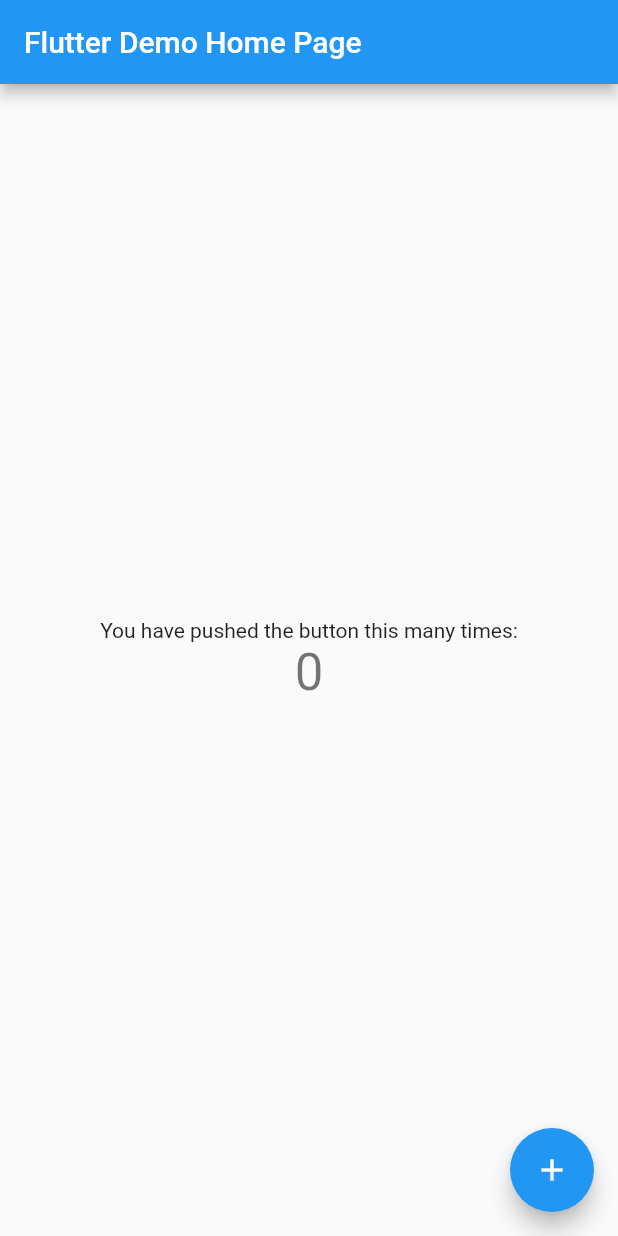
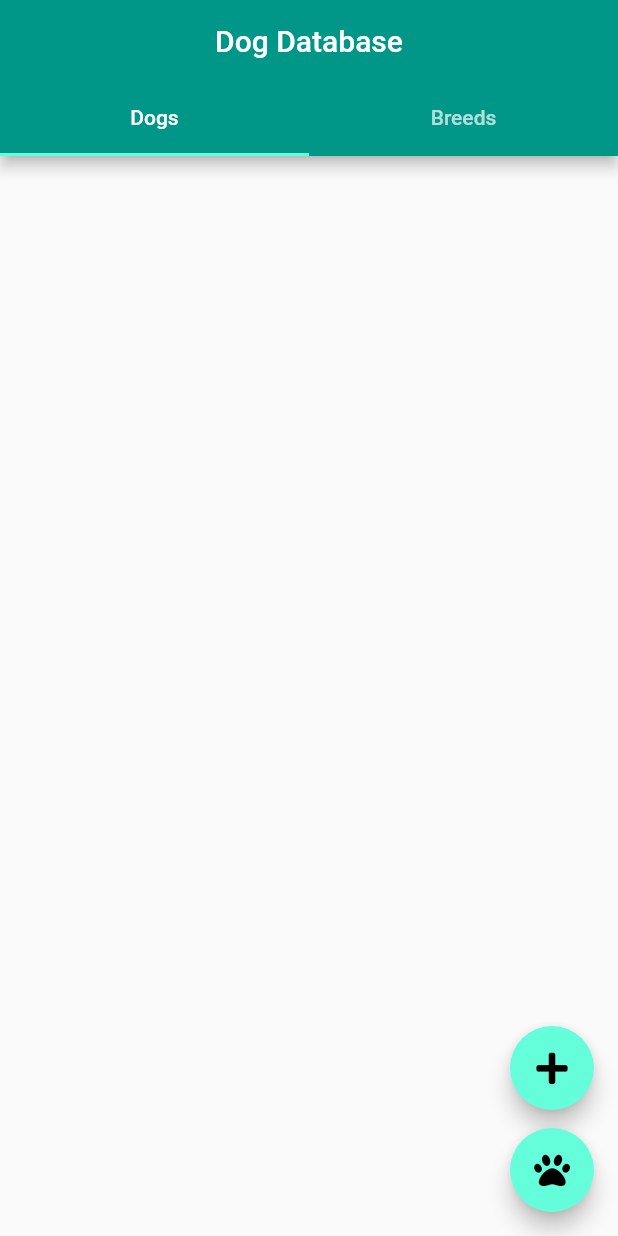
Before and after one commit to thecodexhub/flutter-sqflite-example, a Flutter app: the screen it shows after launch, on a phone screen of 412 x 824 dp. Run offline on Flutter 3.47's test engine with Material 2 defaults, Android fonts, the phone set to English and light mode, and no system bars; our stand-ins replace font_awesome_flutter.

Commit message:
Ready for Starter Project

```diff
--- /dev/null
+++ b/lib/common_widgets/dog_builder.dart
@@ -0,0 +1,127 @@
+import 'package:flutter/material.dart';
+import 'package:flutter_sqflite_example/models/dog.dart';
+import 'package:flutter_sqflite_example/pages/dog_form_page.dart';
+import 'package:font_awesome_flutter/font_awesome_flutter.dart';
+
+class DogBuilder extends StatelessWidget {
+  const DogBuilder({
+    Key? key,
+    required this.future,
+    required this.onDelete,
+  }) : super(key: key);
+  final Future<List<Dog>> future;
+  final Function(Dog) onDelete;
+
+  @override
+  Widget build(BuildContext context) {
+    return FutureBuilder<List<Dog>>(
+      future: future,
+      builder: (context, snapshot) {
+        if (snapshot.connectionState == ConnectionState.waiting) {
+          return Center(
+            child: CircularProgressIndicator(),
+          );
+        }
+        return Padding(
+          padding: const EdgeInsets.symmetric(horizontal: 8.0),
+          child: ListView.builder(
+            itemCount: snapshot.data!.length,
+            itemBuilder: (context, index) {
+              final dog = snapshot.data![index];
+              return _buildDogCard(dog, context);
+            },
+          ),
+        );
+      },
+    );
+  }
+
+  Widget _buildDogCard(Dog dog, BuildContext context) {
+    return Card(
+      child: Padding(
+        padding: const EdgeInsets.all(12.0),
+        child: Row(
+          children: [
+            Container(
+              height: 40.0,
+              width: 40.0,
+              decoration: BoxDecoration(
+                shape: BoxShape.circle,
+                color: Colors.grey[200],
+              ),
+              alignment: Alignment.center,
+              child: FaIcon(FontAwesomeIcons.dog, size: 18.0),
+            ),
+            SizedBox(width: 20.0),
+            Expanded(
+              child: Column(
+                crossAxisAlignment: CrossAxisAlignment.start,
+                children: [
+                  Text(
+                    dog.name,
+                    style: TextStyle(
+                      fontSize: 18.0,
+                      fontWeight: FontWeight.w500,
+                    ),
+                  ),
+                  SizedBox(height: 4.0),
+                  Text('Breed: ${dog.breedId}'),
+                  SizedBox(height: 4.0),
+                  Row(
+                    children: [
+                      Text('Age: ${dog.age.toString()}, Color: '),
+                      Container(
+                        height: 15.0,
+                        width: 15.0,
+                        decoration: BoxDecoration(
+                          borderRadius: BorderRadius.circular(4.0),
+                          color: dog.color,
+                          border: Border.all(
+                            color: Colors.black,
+                            width: 1.5,
+                          ),
+                        ),
+                      ),
+                    ],
+                  ),
+                ],
+              ),
+            ),
+            SizedBox(width: 20.0),
+            GestureDetector(
+              onTap: () {
+                Navigator.of(context).push(
+                  MaterialPageRoute(builder: (_) => DogFormPage(dog: dog)),
+                );
+              },
+              child: Container(
+                height: 40.0,
+                width: 40.0,
+                decoration: BoxDecoration(
+                  shape: BoxShape.circle,
+                  color: Colors.grey[200],
+                ),
+                alignment: Alignment.center,
+                child: Icon(Icons.edit, color: Colors.orange[800]),
+              ),
+            ),
+            SizedBox(width: 20.0),
+            GestureDetector(
+              onTap: () => onDelete(dog),
+              child: Container(
+                height: 40.0,
+                width: 40.0,
+                decoration: BoxDecoration(
+                  shape: BoxShape.circle,
+                  color: Colors.grey[200],
+                ),
+                alignment: Alignment.center,
+                child: Icon(Icons.delete, color: Colors.red[800]),
+              ),
+            ),
+          ],
+        ),
+      ),
+    );
+  }
+}
--- a/lib/main.dart
+++ b/lib/main.dart
@@ -1,4 +1,5 @@
 import 'package:flutter/material.dart';
+import 'package:flutter_sqflite_example/pages/home_page.dart';
 
 void main() {
   runApp(MyApp());
@@ -8,58 +9,13 @@
   @override
   Widget build(BuildContext context) {
     return MaterialApp(
-      title: 'Flutter Demo',
+      title: 'Flutter SQFLite Example',
+      debugShowCheckedModeBanner: false,
       theme: ThemeData(
-        primarySwatch: Colors.blue,
+        primarySwatch: Colors.teal,
+        accentColor: Colors.tealAccent,
       ),
-      home: MyHomePage(title: 'Flutter Demo Home Page'),
+      home: HomePage(),
     );
   }
 }
-
-class MyHomePage extends StatefulWidget {
-  MyHomePage({Key? key, required this.title}) : super(key: key);
-
-  final String title;
-
-  @override
-  _MyHomePageState createState() => _MyHomePageState();
-}
-
-class _MyHomePageState extends State<MyHomePage> {
-  int _counter = 0;
-
-  void _incrementCounter() {
-    setState(() {
-      _counter++;
-    });
-  }
-
-  @override
-  Widget build(BuildContext context) {
-    return Scaffold(
-      appBar: AppBar(
-        title: Text(widget.title),
-      ),
-      body: Center(
-        child: Column(
-          mainAxisAlignment: MainAxisAlignment.center,
-          children: <Widget>[
-            Text(
-              'You have pushed the button this many times:',
-            ),
-            Text(
-              '$_counter',
-              style: Theme.of(context).textTheme.headline4,
-            ),
-          ],
-        ),
-      ),
-      floatingActionButton: FloatingActionButton(
-        onPressed: _incrementCounter,
-        tooltip: 'Increment',
-        child: Icon(Icons.add),
-      ),
-    );
-  }
-}
--- a/lib/pages/dog_form_page.dart
+++ b/lib/pages/dog_form_page.dart
@@ -2,9 +2,12 @@
 import 'package:flutter_sqflite_example/common_widgets/age_slider.dart';
 import 'package:flutter_sqflite_example/common_widgets/breed_selector.dart';
 import 'package:flutter_sqflite_example/common_widgets/color_picker.dart';
+import 'package:flutter_sqflite_example/models/breed.dart';
+import 'package:flutter_sqflite_example/models/dog.dart';
 
 class DogFormPage extends StatefulWidget {
-  const DogFormPage({Key? key}) : super(key: key);
+  const DogFormPage({Key? key, this.dog}) : super(key: key);
+  final Dog? dog;
 
   @override
   _DogFormPageState createState() => _DogFormPageState();
@@ -20,15 +23,27 @@
     Color(0xFF862F07),
     Color(0xFF2F1B15),
   ];
-  static final List<String> _breeds = [];
+  static final List<Breed> _breeds = [];
 
   int _selectedAge = 0;
   int _selectedColor = 0;
   int _selectedBreed = 0;
 
-  Future<List<String>> _getBreeds() async {
+  @override
+  void initState() {
+    super.initState();
+    if (widget.dog != null) {
+      _nameController.text = widget.dog!.name;
+      _selectedAge = widget.dog!.age;
+      _selectedColor = _colors.indexOf(widget.dog!.color);
+    }
+  }
+
+  Future<List<Breed>> _getBreeds() async {
     // Code here
-
+    if (widget.dog != null) {
+      _selectedBreed = _breeds.indexWhere((e) => e.id == widget.dog!.breedId);
+    }
     return _breeds;
   }
 
@@ -83,14 +98,14 @@
             ),
             SizedBox(height: 24.0),
             // Breed Selector
-            FutureBuilder<List<String>>(
+            FutureBuilder<List<Breed>>(
               future: _getBreeds(),
               builder: (context, snapshot) {
                 if (snapshot.connectionState == ConnectionState.waiting) {
                   return Text("Loading breeds...");
                 }
                 return BreedSelector(
-                  breeds: _breeds,
+                  breeds: _breeds.map((e) => e.name).toList(),
                   selectedIndex: _selectedBreed,
                   onChanged: (value) {
                     setState(() {
--- /dev/null
+++ b/lib/pages/home_page.dart
@@ -0,0 +1,101 @@
+import 'package:flutter/material.dart';
+import 'package:flutter_sqflite_example/common_widgets/dog_builder.dart';
+import 'package:flutter_sqflite_example/common_widgets/breed_builder.dart';
+import 'package:flutter_sqflite_example/models/breed.dart';
+import 'package:flutter_sqflite_example/models/dog.dart';
+import 'package:flutter_sqflite_example/pages/breed_form_page.dart';
+import 'package:flutter_sqflite_example/pages/dog_form_page.dart';
+import 'package:font_awesome_flutter/font_awesome_flutter.dart';
+
+class HomePage extends StatefulWidget {
+  const HomePage({Key? key}) : super(key: key);
+
+  @override
+  _HomePageState createState() => _HomePageState();
+}
+
+class _HomePageState extends State<HomePage> {
+  Future<List<Dog>> _getDogs() async {
+    // Remove this line -->
+    await Future.delayed(Duration(seconds: 2));
+    // Add code here
+    return [];
+  }
+
+  Future<List<Breed>> _getBreeds() async {
+    // Remove this line -->
+    await Future.delayed(Duration(seconds: 2));
+    // Add code here
+    return [];
+  }
+
+  Future<void> _onDogDelete(Dog dog) {
+    return Future.value();
+  }
+
+  @override
+  Widget build(BuildContext context) {
+    return DefaultTabController(
+      length: 2,
+      child: Scaffold(
+        appBar: AppBar(
+          title: Text('Dog Database'),
+          centerTitle: true,
+          bottom: TabBar(
+            tabs: [
+              Padding(
+                padding: const EdgeInsets.symmetric(vertical: 16.0),
+                child: Text('Dogs'),
+              ),
+              Padding(
+                padding: const EdgeInsets.symmetric(vertical: 16.0),
+                child: Text('Breeds'),
+              ),
+            ],
+          ),
+        ),
+        body: TabBarView(
+          children: [
+            DogBuilder(
+              future: _getDogs(),
+              onDelete: _onDogDelete,
+            ),
+            BreedBuilder(
+              future: _getBreeds(),
+            ),
+          ],
+        ),
+        floatingActionButton: Column(
+          mainAxisAlignment: MainAxisAlignment.end,
+          children: [
+            FloatingActionButton(
+              onPressed: () {
+                Navigator.of(context).push(
+                  MaterialPageRoute(
+                    builder: (_) => BreedFormPage(),
+                    fullscreenDialog: true,
+                  ),
+                );
+              },
+              heroTag: 'addBreed',
+              child: FaIcon(FontAwesomeIcons.plus),
+            ),
+            SizedBox(height: 12.0),
+            FloatingActionButton(
+              onPressed: () {
+                Navigator.of(context).push(
+                  MaterialPageRoute(
+                    builder: (_) => DogFormPage(),
+                    fullscreenDialog: true,
+                  ),
+                );
+              },
+              heroTag: 'addDog',
+              child: FaIcon(FontAwesomeIcons.paw),
+            ),
+          ],
+        ),
+      ),
+    );
+  }
+}
```
Also changed, not shown: lib/common_widgets/breed_builder.dart (added, +79 -0 lines).
